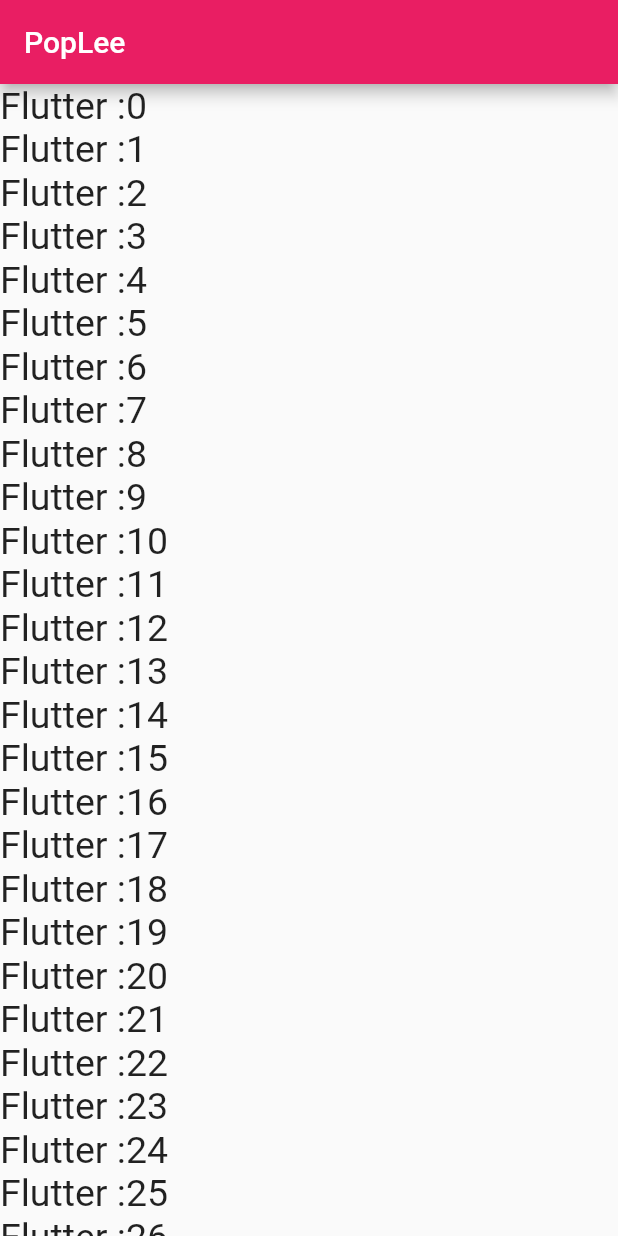
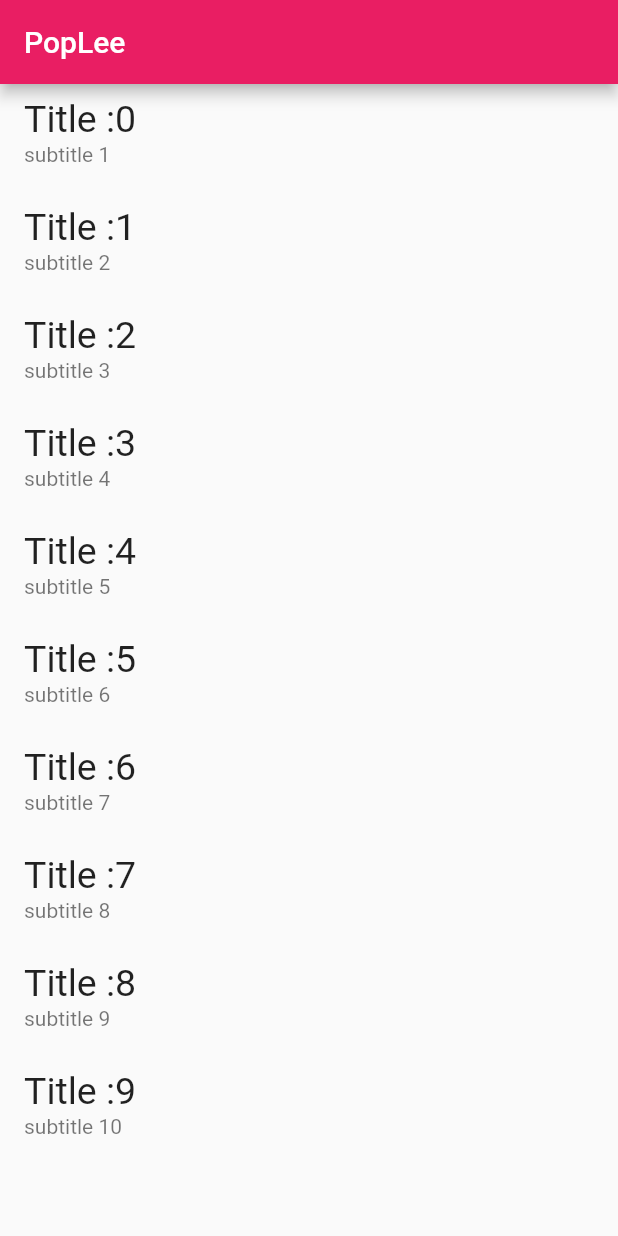
Before and after one commit to tongbantin/flutter-first-app, a Flutter app: the screen it shows after launch, on a phone screen of 412 x 824 dp. Run offline on Flutter 3.47's test engine with Material 2 defaults, Android fonts, the phone set to English and light mode, and no system bars.

Commit message:
ListTile 4-10 items

```diff
--- a/lib/main.dart
+++ b/lib/main.dart
@@ -32,7 +32,7 @@
         title: Text("PopLee"),
       ),
       body: Center(
-        child: ListView(children: getData(50)),
+        child: ListView(children: getData(10)),
       ),
     );
   }
@@ -40,10 +40,13 @@
   List<Widget> getData(int count) {
     List<Widget> data = [];
     for (var i = 0; i < count; i++) {
-      data.add(Text(
-        "Flutter :" + i.toString(),
+      var menu = ListTile(
+          title: Text(
+        "Title :" + i.toString(),
         style: TextStyle(fontSize: 25),
-      ));
+      ),
+      subtitle: Text("subtitle ${i+1}"),);
+      data.add(menu);
     }
     return data;
   }
```
